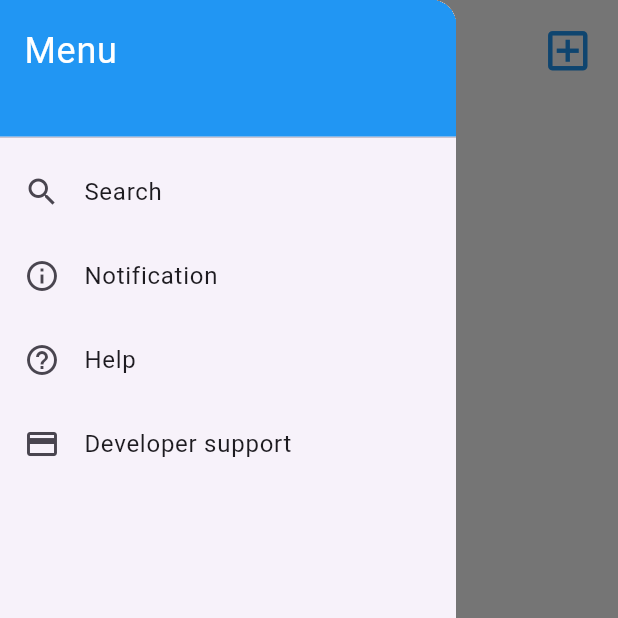
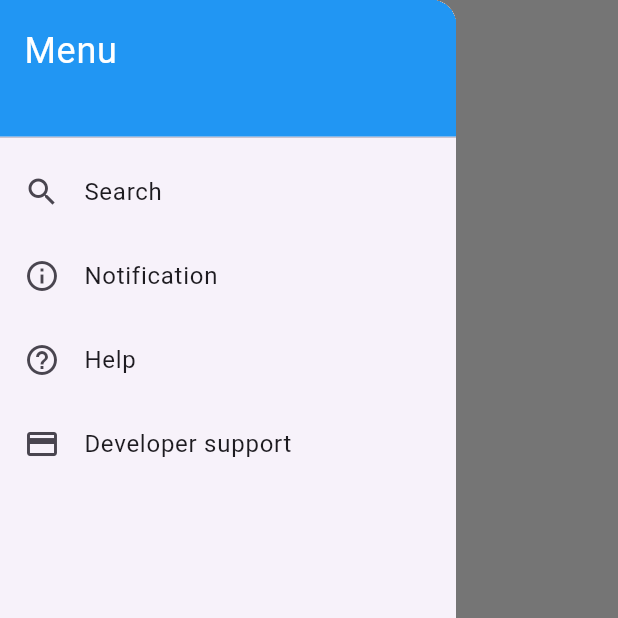
Before and after one commit to jhh78/bw_company, a Flutter app: the SearchScreen screen opened directly, with the side drawer open, on a phone screen of 412 x 824 dp, the top half of it. Run offline on Flutter 3.47's test engine with Material 3 defaults, Android fonts, the phone set to English and light mode, and no system bars; our stand-ins replace device_info_plus, flutter_dotenv, flutter_html, flutter_rating_bar, flutter_svg, flutter_typeahead and 9 more; accounts and stored records are empty; network calls fail.

Commit message:
회사등록 유효성 추가

```diff
--- a/lib/main.dart
+++ b/lib/main.dart
@@ -11,10 +11,6 @@ import 'package:hive_flutter/hive_flutter.dart';
 import 'package:google_mobile_ads/google_mobile_ads.dart';
 import 'package:path_provider/path_provider.dart';
 import 'package:upgrader/upgrader.dart';
-
-// TODO ::: 회사등록버튼이 표시되는 조건 추가할것
-// TODO ::: 회사등록시 홈페이지 주소 검증 추가할것
-// TODO ::: 회사등록시 구글맵 주소 검증 추가할것
 
 void main() async {
   WidgetsFlutterBinding.ensureInitialized();
--- a/lib/providers/search_screen.dart
+++ b/lib/providers/search_screen.dart
@@ -17,6 +17,7 @@ class SearchScreenProvider extends GetxController {
   RxBool isAppendItemLoading = false.obs;
   RxBool isInitItemLoading = false.obs;
   RxBool isCompanySearchLoading = false.obs;
+  RxBool isDisplayCompanyAddButton = false.obs;
 
   Future<void> getAutoCompleatFieldCompanyList() async {
     final pb = PocketBase(API_URL);
--- a/lib/screens/corporate_register.dart
+++ b/lib/screens/corporate_register.dart
@@ -7,6 +7,7 @@ import 'package:flutter_application_1/screens/search.dart';
 import 'package:flutter_application_1/services/company.dart';
 import 'package:flutter_application_1/services/exception.dart';
 import 'package:flutter_application_1/utils/constants.dart';
+import 'package:flutter_application_1/utils/util.dart';
 import 'package:flutter_application_1/widgets/common/custom_snackbar.dart';
 import 'package:get/get.dart';
 
@@ -49,11 +50,11 @@ class CorporateRegister extends StatelessWidget {
     try {
       systemsProvider.formValidate.clear();
 
-      if (_companyHomepageController.text.isEmpty) {
+      if (_companyHomepageController.text.isEmpty || !isValidUrl(_companyHomepageController.text)) {
         systemsProvider.formValidate['companyHomepage'] = true;
       }
 
-      if (_companyLocationController.text.isEmpty) {
+      if (_companyLocationController.text.isEmpty || !isValidGoogleMapUrl(_companyLocationController.text)) {
         systemsProvider.formValidate['companyLocation'] = true;
       }
 
--- a/lib/screens/search.dart
+++ b/lib/screens/search.dart
@@ -81,17 +81,7 @@ class SearchScreenState extends State<SearchScreen> with SingleTickerProviderSta
           title: Text("searchListTitle".tr),
           centerTitle: true,
           actions: [
-            Padding(
-              padding: const EdgeInsets.all(8.0),
-              child: IconButton(
-                icon: const Icon(
-                  Icons.add_box_outlined,
-                  color: Colors.blue,
-                  size: 35,
-                ),
-                onPressed: handleMoveRegisterScreen,
-              ),
-            ),
+            Obx(() => renderCompanyAddButton()),
           ],
         ),
         drawer: const SideMenu(),
@@ -103,4 +93,22 @@ class SearchScreenState extends State<SearchScreen> with SingleTickerProviderSta
       ),
     );
   }
+
+  Widget renderCompanyAddButton() {
+    if (!_searchScreenProvider.isDisplayCompanyAddButton.value) {
+      return const SizedBox.shrink();
+    }
+
+    return Padding(
+      padding: const EdgeInsets.only(right: 20),
+      child: IconButton(
+        icon: const Icon(
+          Icons.add_home_work_outlined,
+          color: Colors.blue,
+          size: 35,
+        ),
+        onPressed: handleMoveRegisterScreen,
+      ),
+    );
+  }
 }
--- a/lib/utils/constants.dart
+++ b/lib/utils/constants.dart
@@ -18,3 +18,7 @@ enum ThumbStatus {
 
 // .env 파일에 저장된 API_URL을 가져옵니다.
 final String API_URL = kReleaseMode ? dotenv.env['REAL_API_URL'].toString() : dotenv.env['TEST_API_URL'].toString();
+
+// URL 패턴을 정규식으로 정의합니다.
+const URL_PATTERN = r'^https?:\/\/([a-zA-Z0-9-]+\.)+[a-zA-Z]{2,6}(:[0-9]{1,5})?(\/.*)?$';
+const GOOGLE_MAP_URL_PATTERN = r'^(https?:\/\/)?(www\.)?(google\.com\/maps|maps\.google\.com|goo\.gl)\/.*$';
--- a/lib/widgets/search/search_input_form.dart
+++ b/lib/widgets/search/search_input_form.dart
@@ -24,7 +24,9 @@ class SearchInputForm extends StatelessWidget {
         height: 0,
       ),
       suggestionsCallback: (search) async {
-        return _searchScreenProvider.findCompanyList(search);
+        final findItem = _searchScreenProvider.findCompanyList(search);
+        _searchScreenProvider.isDisplayCompanyAddButton.value = findItem.isEmpty;
+        return findItem;
       },
       onSelected: (item) async {
         final findSearchItem = _searchScreenProvider.findLoadedItemList(item.name);
```
Also changed, not shown: lib/utils/util.dart (+7 -0 lines).
